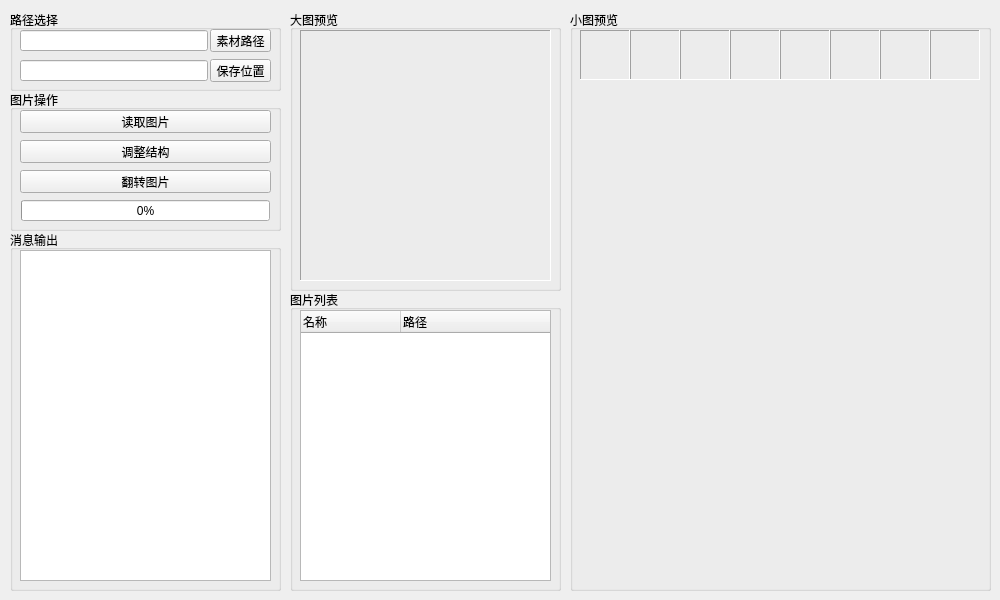
First picture: the form in src/resources/ImageReverse.ui, repository Junt62/ImageReverse, before the edit.
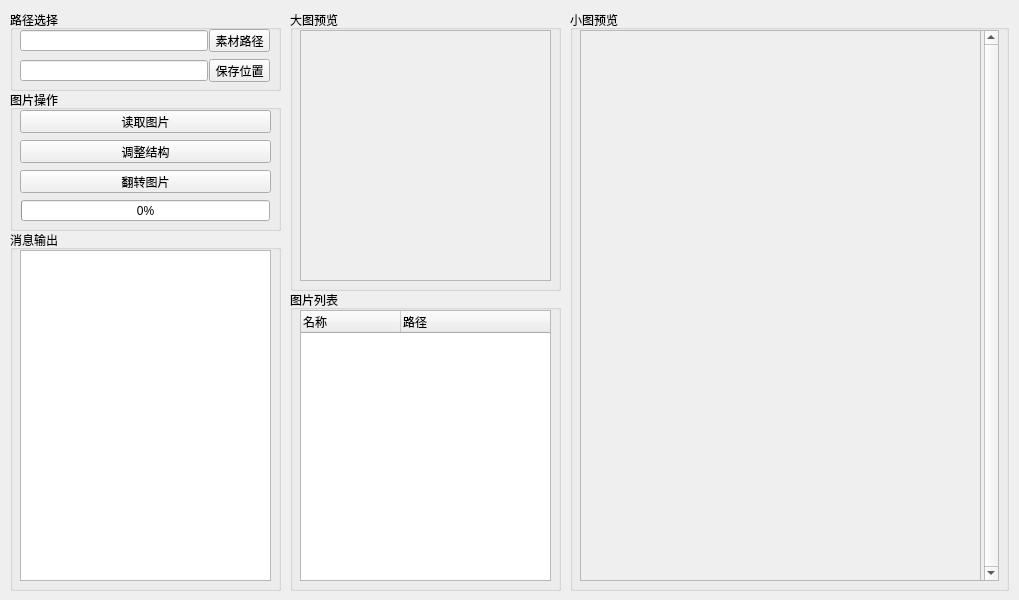
Second picture: the form after the edit. Icons and pictures are not drawn.

The edit to the form file:
```diff
--- a/src/resources/ImageReverse.ui
+++ b/src/resources/ImageReverse.ui
@@ -10,25 +10,19 @@
    <rect>
     <x>0</x>
     <y>0</y>
-    <width>1000</width>
+    <width>1019</width>
     <height>600</height>
    </rect>
   </property>
-  <property name="sizePolicy">
-   <sizepolicy hsizetype="Fixed" vsizetype="Fixed">
-    <horstretch>0</horstretch>
-    <verstretch>0</verstretch>
-   </sizepolicy>
-  </property>
   <property name="minimumSize">
    <size>
-    <width>1000</width>
+    <width>1019</width>
     <height>600</height>
    </size>
   </property>
   <property name="maximumSize">
    <size>
-    <width>1000</width>
+    <width>1019</width>
     <height>600</height>
    </size>
   </property>
@@ -70,7 +64,7 @@
    <widget class="QPushButton" name="btnImgPath">
     <property name="geometry">
      <rect>
-      <x>200</x>
+      <x>199</x>
       <y>19</y>
       <width>61</width>
       <height>23</height>
@@ -120,7 +114,7 @@
    <widget class="QPushButton" name="btnSavePath">
     <property name="geometry">
      <rect>
-      <x>200</x>
+      <x>199</x>
       <y>49</y>
       <width>61</width>
       <height>23</height>
@@ -322,7 +316,7 @@
    <property name="title">
     <string>大图预览</string>
    </property>
-   <widget class="QLabel" name="labelImgBigBack">
+   <widget class="QScrollArea" name="scrollAreaImgBig">
     <property name="geometry">
      <rect>
       <x>10</x>
@@ -331,76 +325,98 @@
       <height>251</height>
      </rect>
     </property>
-    <property name="sizePolicy">
-     <sizepolicy hsizetype="Preferred" vsizetype="Preferred">
-      <horstretch>0</horstretch>
-      <verstretch>0</verstretch>
-     </sizepolicy>
+    <property name="verticalScrollBarPolicy">
+     <enum>Qt::ScrollBarAlwaysOff</enum>
     </property>
-    <property name="minimumSize">
-     <size>
-      <width>50</width>
-      <height>50</height>
-     </size>
+    <property name="horizontalScrollBarPolicy">
+     <enum>Qt::ScrollBarAlwaysOff</enum>
     </property>
-    <property name="maximumSize">
-     <size>
-      <width>9999</width>
-      <height>9999</height>
-     </size>
+    <property name="widgetResizable">
+     <bool>true</bool>
     </property>
-    <property name="frameShape">
-     <enum>QFrame::Panel</enum>
-    </property>
-    <property name="frameShadow">
-     <enum>QFrame::Sunken</enum>
-    </property>
-    <property name="text">
-     <string/>
-    </property>
-    <property name="alignment">
-     <set>Qt::AlignCenter</set>
-    </property>
-   </widget>
-   <widget class="QLabel" name="labelImgBigShow">
-    <property name="geometry">
-     <rect>
-      <x>10</x>
-      <y>20</y>
-      <width>251</width>
-      <height>251</height>
-     </rect>
-    </property>
-    <property name="sizePolicy">
-     <sizepolicy hsizetype="Preferred" vsizetype="Preferred">
-      <horstretch>0</horstretch>
-      <verstretch>0</verstretch>
-     </sizepolicy>
-    </property>
-    <property name="minimumSize">
-     <size>
-      <width>50</width>
-      <height>50</height>
-     </size>
-    </property>
-    <property name="maximumSize">
-     <size>
-      <width>9999</width>
-      <height>9999</height>
-     </size>
-    </property>
-    <property name="frameShape">
-     <enum>QFrame::Panel</enum>
-    </property>
-    <property name="frameShadow">
-     <enum>QFrame::Sunken</enum>
-    </property>
-    <property name="text">
-     <string/>
-    </property>
-    <property name="alignment">
-     <set>Qt::AlignCenter</set>
-    </property>
+    <widget class="QWidget" name="scrollAreaImgBigWidget">
+     <property name="geometry">
+      <rect>
+       <x>0</x>
+       <y>0</y>
+       <width>249</width>
+       <height>249</height>
+      </rect>
+     </property>
+     <widget class="QLabel" name="labelImgBigShow">
+      <property name="geometry">
+       <rect>
+        <x>0</x>
+        <y>0</y>
+        <width>251</width>
+        <height>251</height>
+       </rect>
+      </property>
+      <property name="sizePolicy">
+       <sizepolicy hsizetype="Preferred" vsizetype="Preferred">
+        <horstretch>0</horstretch>
+        <verstretch>0</verstretch>
+       </sizepolicy>
+      </property>
+      <property name="minimumSize">
+       <size>
+        <width>50</width>
+        <height>50</height>
+       </size>
+      </property>
+      <property name="maximumSize">
+       <size>
+        <width>9999</width>
+        <height>9999</height>
+       </size>
+      </property>
+      <property name="frameShape">
+       <enum>QFrame::NoFrame</enum>
+      </property>
+      <property name="text">
+       <string/>
+      </property>
+      <property name="alignment">
+       <set>Qt::AlignCenter</set>
+      </property>
+     </widget>
+     <widget class="QLabel" name="labelImgBigBack">
+      <property name="geometry">
+       <rect>
+        <x>-1</x>
+        <y>-1</y>
+        <width>251</width>
+        <height>251</height>
+       </rect>
+      </property>
+      <property name="sizePolicy">
+       <sizepolicy hsizetype="Preferred" vsizetype="Preferred">
+        <horstretch>0</horstretch>
+        <verstretch>0</verstretch>
+       </sizepolicy>
+      </property>
+      <property name="minimumSize">
+       <size>
+        <width>50</width>
+        <height>50</height>
+       </size>
+      </property>
+      <property name="maximumSize">
+       <size>
+        <width>9999</width>
+        <height>9999</height>
+       </size>
+      </property>
+      <property name="text">
+       <string/>
+      </property>
+      <property name="alignment">
+       <set>Qt::AlignCenter</set>
+      </property>
+     </widget>
+     <zorder>labelImgBigBack</zorder>
+     <zorder>labelImgBigShow</zorder>
+    </widget>
    </widget>
   </widget>
   <widget class="QGroupBox" name="groupMessage">
@@ -447,100 +463,52 @@
     <rect>
      <x>570</x>
      <y>10</y>
-     <width>421</width>
+     <width>439</width>
      <height>581</height>
     </rect>
    </property>
    <property name="title">
     <string>小图预览</string>
    </property>
-   <widget class="QLabel" name="labelImgSmall_1">
+   <widget class="QScrollArea" name="scrollAreaImgSmall">
     <property name="geometry">
      <rect>
       <x>10</x>
       <y>20</y>
-      <width>50</width>
-      <height>50</height>
+      <width>419</width>
+      <height>551</height>
      </rect>
     </property>
-    <property name="sizePolicy">
-     <sizepolicy hsizetype="Preferred" vsizetype="Preferred">
-      <horstretch>0</horstretch>
-      <verstretch>0</verstretch>
-     </sizepolicy>
-    </property>
-    <property name="minimumSize">
-     <size>
-      <width>50</width>
-      <height>50</height>
-     </size>
-    </property>
-    <property name="maximumSize">
-     <size>
-      <width>50</width>
-      <height>50</height>
-     </size>
-    </property>
-    <property name="frameShape">
-     <enum>QFrame::Panel</enum>
-    </property>
     <property name="frameShadow">
-     <enum>QFrame::Sunken</enum>
+     <enum>QFrame::Plain</enum>
     </property>
-    <property name="text">
-     <string/>
+    <property name="verticalScrollBarPolicy">
+     <enum>Qt::ScrollBarAlwaysOn</enum>
     </property>
-    <property name="alignment">
-     <set>Qt::AlignCenter</set>
+    <property name="horizontalScrollBarPolicy">
+     <enum>Qt::ScrollBarAlwaysOff</enum>
     </property>
-   </widget>
-   <widget class="QLabel" name="labelImgSmall_2">
-    <property name="geometry">
-     <rect>
-      <x>60</x>
-      <y>20</y>
-      <width>50</width>
-      <height>50</height>
-     </rect>
+    <property name="widgetResizable">
+     <bool>false</bool>
     </property>
-    <property name="sizePolicy">
-     <sizepolicy hsizetype="Preferred" vsizetype="Preferred">
-      <horstretch>0</horstretch>
-      <verstretch>0</verstretch>
-     </sizepolicy>
-    </property>
-    <property name="minimumSize">
-     <size>
-      <width>50</width>
-      <height>50</height>
-     </size>
-    </property>
-    <property name="maximumSize">
-     <size>
-      <width>50</width>
-      <height>50</height>
-     </size>
-    </property>
-    <property name="frameShape">
-     <enum>QFrame::Panel</enum>
-    </property>
-    <property name="frameShadow">
-     <enum>QFrame::Sunken</enum>
-    </property>
-    <property name="text">
-     <string/>
-    </property>
-    <property name="alignment">
-     <set>Qt::AlignCenter</set>
-    </property>
+    <widget class="QWidget" name="scrollAreaImgSmallWidget">
+     <property name="geometry">
+      <rect>
+       <x>0</x>
+       <y>0</y>
+       <width>401</width>
+       <height>549</height>
+      </rect>
+     </property>
+    </widget>
    </widget>
    <widget class="QLabel" name="labelImgSmall_3">
     <property name="geometry">
      <rect>
-      <x>110</x>
+      <x>10</x>
       <y>20</y>
-      <width>50</width>
-      <height>50</height>
+      <width>401</width>
+      <height>551</height>
      </rect>
     </property>
     <property name="sizePolicy">
@@ -549,223 +517,8 @@
       <verstretch>0</verstretch>
      </sizepolicy>
     </property>
-    <property name="minimumSize">
-     <size>
-      <width>50</width>
-      <height>50</height>
-     </size>
-    </property>
-    <property name="maximumSize">
-     <size>
-      <width>50</width>
-      <height>50</height>
-     </size>
-    </property>
     <property name="frameShape">
-     <enum>QFrame::Panel</enum>
-    </property>
-    <property name="frameShadow">
-     <enum>QFrame::Sunken</enum>
-    </property>
-    <property name="text">
-     <string/>
-    </property>
-    <property name="alignment">
-     <set>Qt::AlignCenter</set>
-    </property>
-   </widget>
-   <widget class="QLabel" name="labelImgSmall_4">
-    <property name="geometry">
-     <rect>
-      <x>160</x>
-      <y>20</y>
-      <width>50</width>
-      <height>50</height>
-     </rect>
-    </property>
-    <property name="sizePolicy">
-     <sizepolicy hsizetype="Preferred" vsizetype="Preferred">
-      <horstretch>0</horstretch>
-      <verstretch>0</verstretch>
-     </sizepolicy>
-    </property>
-    <property name="minimumSize">
-     <size>
-      <width>50</width>
-      <height>50</height>
-     </size>
-    </property>
-    <property name="maximumSize">
-     <size>
-      <width>50</width>
-      <height>50</height>
-     </size>
-    </property>
-    <property name="frameShape">
-     <enum>QFrame::Panel</enum>
-    </property>
-    <property name="frameShadow">
-     <enum>QFrame::Sunken</enum>
-    </property>
-    <property name="text">
-     <string/>
-    </property>
-    <property name="alignment">
-     <set>Qt::AlignCenter</set>
-    </property>
-   </widget>
-   <widget class="QLabel" name="labelImgSmall_5">
-    <property name="geometry">
-     <rect>
-      <x>210</x>
-      <y>20</y>
-      <width>50</width>
-      <height>50</height>
-     </rect>
-    </property>
-    <property name="sizePolicy">
-     <sizepolicy hsizetype="Preferred" vsizetype="Preferred">
-      <horstretch>0</horstretch>
-      <verstretch>0</verstretch>
-     </sizepolicy>
-    </property>
-    <property name="minimumSize">
-     <size>
-      <width>50</width>
-      <height>50</height>
-     </size>
-    </property>
-    <property name="maximumSize">
-     <size>
-      <width>50</width>
-      <height>50</height>
-     </size>
-    </property>
-    <property name="frameShape">
-     <enum>QFrame::Panel</enum>
-    </property>
-    <property name="frameShadow">
-     <enum>QFrame::Sunken</enum>
-    </property>
-    <property name="text">
-     <string/>
-    </property>
-    <property name="alignment">
-     <set>Qt::AlignCenter</set>
-    </property>
-   </widget>
-   <widget class="QLabel" name="labelImgSmall_6">
-    <property name="geometry">
-     <rect>
-      <x>260</x>
-      <y>20</y>
-      <width>50</width>
-      <height>50</height>
-     </rect>
-    </property>
-    <property name="sizePolicy">
-     <sizepolicy hsizetype="Preferred" vsizetype="Preferred">
-      <horstretch>0</horstretch>
-      <verstretch>0</verstretch>
-     </sizepolicy>
-    </property>
-    <property name="minimumSize">
-     <size>
-      <width>50</width>
-      <height>50</height>
-     </size>
-    </property>
-    <property name="maximumSize">
-     <size>
-      <width>50</width>
-      <height>50</height>
-     </size>
-    </property>
-    <property name="frameShape">
-     <enum>QFrame::Panel</enum>
-    </property>
-    <property name="frameShadow">
-     <enum>QFrame::Sunken</enum>
-    </property>
-    <property name="text">
-     <string/>
-    </property>
-    <property name="alignment">
-     <set>Qt::AlignCenter</set>
-    </property>
-   </widget>
-   <widget class="QLabel" name="labelImgSmall_7">
-    <property name="geometry">
-     <rect>
-      <x>310</x>
-      <y>20</y>
-      <width>50</width>
-      <height>50</height>
-     </rect>
-    </property>
-    <property name="sizePolicy">
-     <sizepolicy hsizetype="Preferred" vsizetype="Preferred">
-      <horstretch>0</horstretch>
-      <verstretch>0</verstretch>
-     </sizepolicy>
-    </property>
-    <property name="minimumSize">
-     <size>
-      <width>50</width>
-      <height>50</height>
-     </size>
-    </property>
-    <property name="maximumSize">
-     <size>
-      <width>50</width>
-      <height>50</height>
-     </size>
-    </property>
-    <property name="frameShape">
-     <enum>QFrame::Panel</enum>
-    </property>
-    <property name="frameShadow">
-     <enum>QFrame::Sunken</enum>
-    </property>
-    <property name="text">
-     <string/>
-    </property>
-    <property name="alignment">
-     <set>Qt::AlignCenter</set>
-    </property>
-   </widget>
-   <widget class="QLabel" name="labelImgSmall_8">
-    <property name="geometry">
-     <rect>
-      <x>360</x>
-      <y>20</y>
-      <width>50</width>
-      <height>50</height>
-     </rect>
-    </property>
-    <property name="sizePolicy">
-     <sizepolicy hsizetype="Preferred" vsizetype="Preferred">
-      <horstretch>0</horstretch>
-      <verstretch>0</verstretch>
-     </sizepolicy>
-    </property>
-    <property name="minimumSize">
-     <size>
-      <width>50</width>
-      <height>50</height>
-     </size>
-    </property>
-    <property name="maximumSize">
-     <size>
-      <width>50</width>
-      <height>50</height>
-     </size>
-    </property>
-    <property name="frameShape">
-     <enum>QFrame::Panel</enum>
-    </property>
-    <property name="frameShadow">
-     <enum>QFrame::Sunken</enum>
+     <enum>QFrame::StyledPanel</enum>
     </property>
     <property name="text">
      <string/>
```
Left out of the diff: 4 changed lines with no effect on the pictures.
